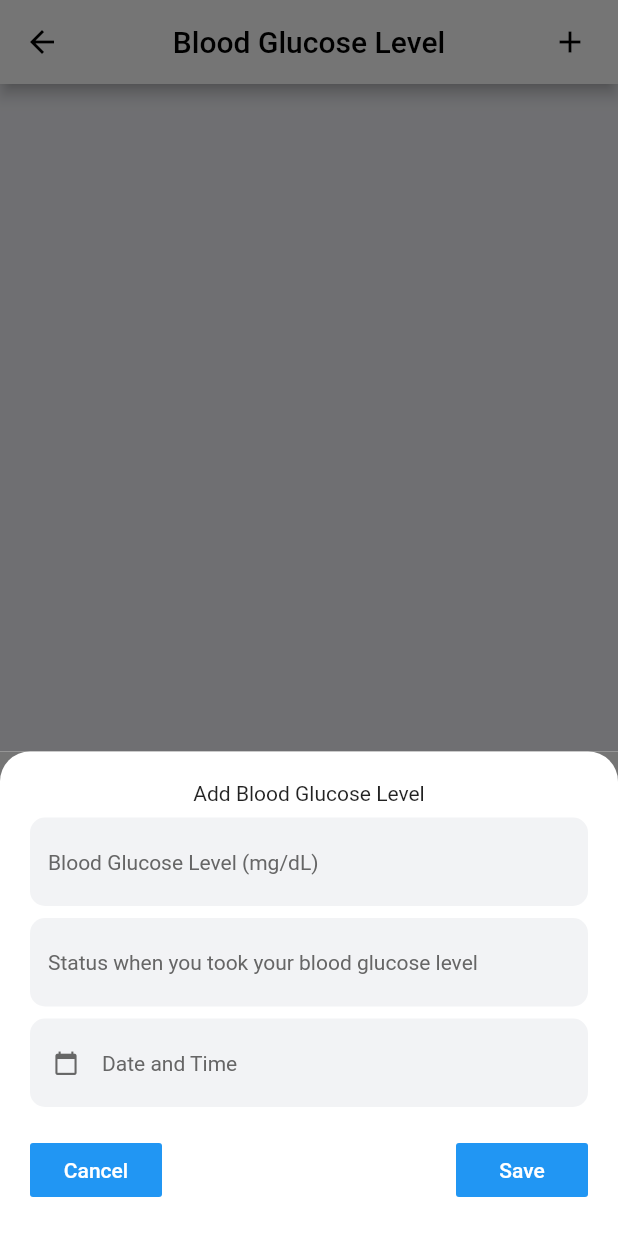
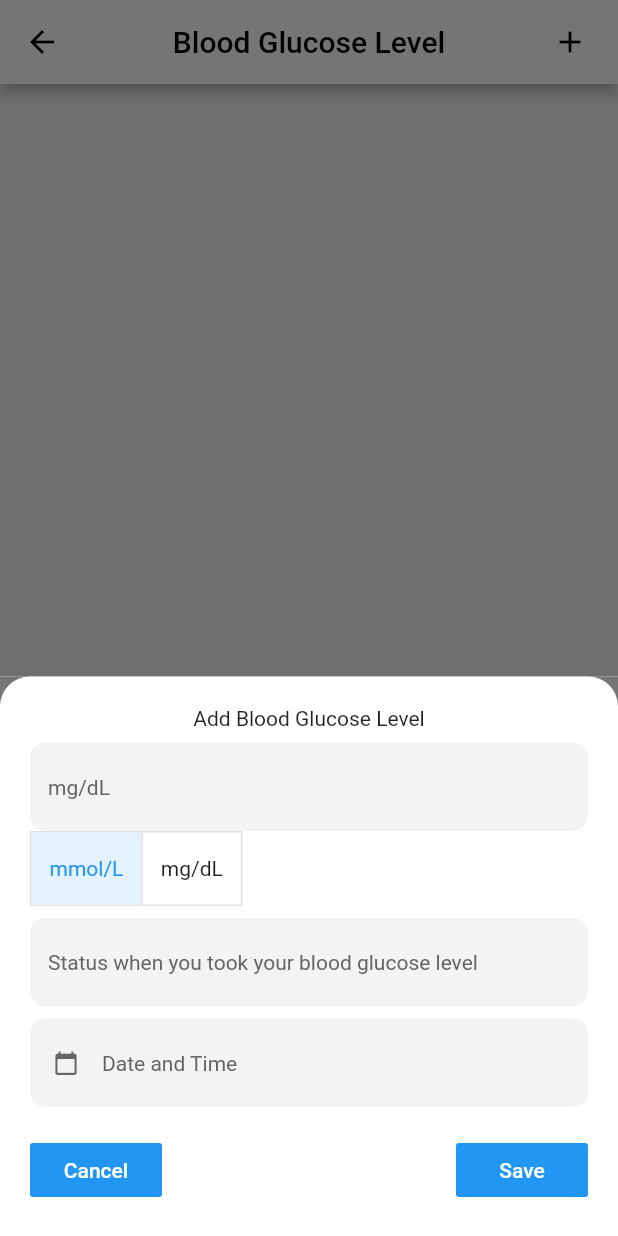
Before and after one commit to Enrickzz/Capstone-Project, a Flutter app: the blood_glucose screen opened directly, after a tap on the "add" icon, on a phone screen of 412 x 824 dp. Run offline on Flutter 3.47's test engine with Material 2 defaults, Android fonts, the phone set to English and light mode, and no system bars; our stand-ins replace cloud_firestore, file_picker, firebase_auth, firebase_core, firebase_database, firebase_storage and 4 more; missing offline and left inert: flutter_facebook_auth, flutter_login_facebook, gender_picker; accounts and stored records are empty; Roboto replaces fonts that are missing (Roboto-Light.ttf); statements that could not run were skipped.

Commit message:
conversion of blood glucose

```diff
--- a/lib/data_inputs/vitals/add_blood_glucose.dart
+++ b/lib/data_inputs/vitals/add_blood_glucose.dart
@@ -40,6 +40,7 @@ class _add_blood_glucoseState extends State<add_blood_glucose> {
   DateFormat timeformat = new DateFormat("hh:mm");
   TimeOfDay time;
   var dateValue = TextEditingController();
+  List <bool> isSelected = [true, false];
 
   @override
   Widget build(BuildContext context) {
@@ -84,12 +85,36 @@ class _add_blood_glucoseState extends State<add_blood_glucose> {
                           color: Color(0xFF666666),
                           fontFamily: defaultFontFamily,
                           fontSize: defaultFontSize),
-                      hintText: "Blood Glucose Level (mg/dL)",
+                      hintText: "mg/dL",
                     ),
                     validator: (val) => val.isEmpty ? 'Enter Blood Glucose Level' : null,
                     onChanged: (val){
                       setState(() => glucose = double.parse(val));
                     },
+                  ),
+                  ToggleButtons(
+                    isSelected: isSelected,
+                    highlightColor: Colors.blue,
+                    children: <Widget> [
+                      Padding (
+                          padding: const EdgeInsets.symmetric(horizontal: 12),
+                          child: Text('mmol/L')
+                      ),
+                      Padding (
+                          padding: const EdgeInsets.symmetric(horizontal: 12),
+                          child: Text('mg/dL')
+                      ),
+                    ],
+                      onPressed:(int newIndex){
+                        setState(() {
+                          for (int index = 0; index < isSelected.length; index++)
+                            if (index == newIndex) {
+                              isSelected[index] = true;
+                            } else {
+                              isSelected[index] = false;
+                            }
+                        });
+                      },
                   ),
                   SizedBox(height: 8.0),
                   TextFormField(
```
